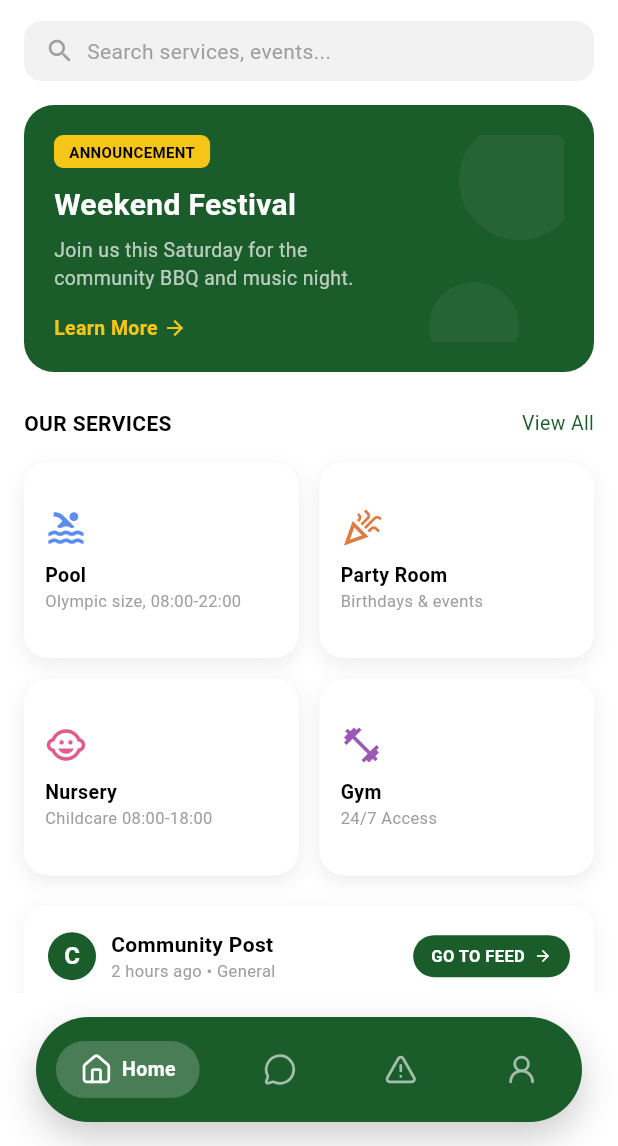
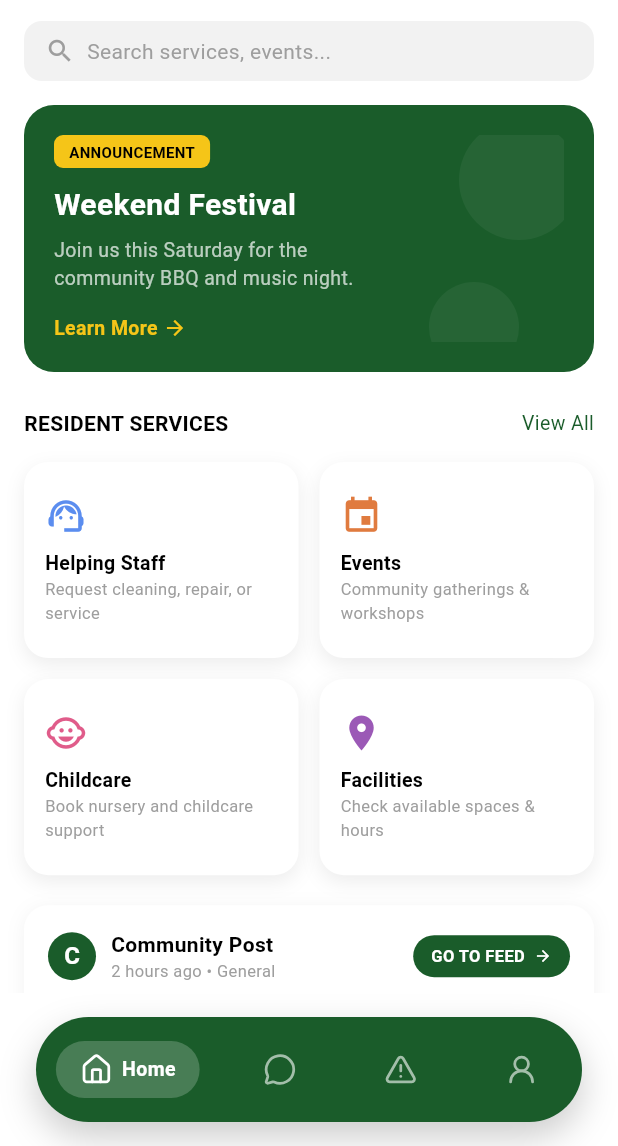
Before and after one commit to DarinKhelifa/license-project, a Flutter app: the screen it shows once a user with an empty profile is signed in, on a phone screen of 412 x 824 dp, the part 90-1236 px from its top. Run offline on Flutter 3.47's test engine with Material 3 defaults, Android fonts, the light colour scheme and no system bars; our stand-ins replace cloud_firestore, firebase_auth, firebase_core, flutter_svg, google_fonts, google_sign_in and 2 more; accounts and stored records are empty.

Commit message:
fix the role navigation

```diff
--- a/orelax/lib/main.dart
+++ b/orelax/lib/main.dart
@@ -22,6 +22,7 @@ import 'screens/facilities_manager/facilities_list_screen.dart';
 import 'screens/facilities_manager/facility_registrations_screen.dart';
 import 'screens/facilities_manager/facility_details_screen.dart';
 import 'screens/facilities_manager/facility_payments_screen.dart';
+import 'screens/resident/helping_staff/helping_staff_home_screen.dart';
 
 
 void main() async {
@@ -99,7 +100,7 @@ class OrelaxApp extends StatelessWidget {
           // Placeholders
           '/all-services': (_) => const _ComingSoonScreen(title: 'All Services'),
           '/childcare': (_) => const _ComingSoonScreen(title: 'Childcare'),
-          '/helping-staff': (_) => const _ComingSoonScreen(title: 'Helping Staff'),
+          '/helping-staff': (_) => const HelpingStaffScreen(),
           '/manage-accounts':
               (_) => const _ComingSoonScreen(title: 'Manage Accounts'),
           '/security-management':
--- a/orelax/lib/screens/Home/home_screen.dart
+++ b/orelax/lib/screens/Home/home_screen.dart
@@ -26,11 +26,22 @@ class _HomeScreenState extends State<HomeScreen> {
     final auth = Provider.of<AuthProvider>(context, listen: false);
     final data = await auth.getUserData();
     if (!mounted) return;
-    final r = (data?['role'] as String?)?.trim().toLowerCase();
+
+    // Debug: Print user data to console
+    print('=== USER DATA FROM FIREBASE ===');
+    print('Full user data: $data');
+    print('Role field: ${data?['role']}');
+    print('================================');
+
+    // Get role and normalize to lowercase
+    final r = (data?['role'] as String?)?.trim().toLowerCase() ?? 'resident';
+
     setState(() {
-      if (r != null && r.isNotEmpty) _role = r;
+      _role = r;
       _roleResolved = true;
     });
+
+    print('Normalized role set to: $_role');
   }
 
   String get _tagline {
@@ -270,21 +281,36 @@ class _HomeScreenState extends State<HomeScreen> {
     );
   }
 
-  /// One scroll area per role — original bottom bar stays the same for everyone.
+  /// One scroll area per role — CORRECTED VERSION
   Widget _buildHomeScrollContent() {
-    switch (_role) {
-      case 'security':
-        return _buildSecurityHomeContent();
-      case 'maintenance':
-        return _buildMaintenanceHomeContent();
-      case 'facility manager':
-      case 'facilities manager':
-      case 'facility_manager':
-      case 'facilities_manager':
-        return _buildFacilitiesManagerHomeContent();
-      default:
-        return _buildResidentHomeContent();
+    final normalizedRole = _role.toLowerCase().trim();
+
+    print('=== ROUTING: User role is "$normalizedRole" ===');
+
+    // Security Role
+    if (normalizedRole == 'security') {
+      print('Routing to Security Dashboard');
+      return _buildSecurityHomeContent();
     }
+
+    // Maintenance Role
+    if (normalizedRole == 'maintenance') {
+      print('Routing to Maintenance Dashboard');
+      return _buildMaintenanceHomeContent();
+    }
+
+    // Facilities Manager Role
+    if (normalizedRole == 'facility manager' ||
+        normalizedRole == 'facilities manager' ||
+        normalizedRole == 'facility_manager' ||
+        normalizedRole == 'facilities_manager') {
+      print('Routing to Facilities Manager Dashboard');
+      return _buildFacilitiesManagerHomeContent();
+    }
+
+    // Default to Resident (also handles 'admin', 'resident', etc.)
+    print('Routing to Resident Dashboard');
+    return _buildResidentHomeContent();
   }
 
   /// Security Dashboard
@@ -1013,7 +1039,7 @@ class _HomeScreenState extends State<HomeScreen> {
     );
   }
 
-  /// Resident Dashboard with Facilities Navigation
+  /// Resident Dashboard
   Widget _buildResidentHomeContent() {
     return Column(
       crossAxisAlignment: CrossAxisAlignment.start,
@@ -1114,18 +1140,18 @@ class _HomeScreenState extends State<HomeScreen> {
 
         const SizedBox(height: 24),
 
-        // Our Services
+        // Resident shortcuts
         Row(
           mainAxisAlignment: MainAxisAlignment.spaceBetween,
           children: [
             const Text(
-              'OUR SERVICES',
+              'RESIDENT SERVICES',
               style: TextStyle(
                   fontWeight: FontWeight.bold, fontSize: 14),
             ),
             GestureDetector(
               onTap: () {
-                Navigator.pushNamed(context, '/facilities');
+                Navigator.pushNamed(context, '/helping-staff');
               },
               child: const Text(
                 'View All',
@@ -1138,7 +1164,7 @@ class _HomeScreenState extends State<HomeScreen> {
 
         const SizedBox(height: 16),
 
-        // Facilities Grid - Now with individual navigation to each facility!
+        // Resident Shortcut Grid
         GridView.count(
           shrinkWrap: true,
           physics: const NeverScrollableScrollPhysics(),
@@ -1148,32 +1174,32 @@ class _HomeScreenState extends State<HomeScreen> {
           childAspectRatio: 1.4,
           children: [
             _ServiceCard(
-              icon: Icons.pool,
+              icon: Icons.support_agent,
               iconColor: const Color(0xFF5B8DEF),
-              title: 'Pool',
-              subtitle: 'Olympic size, 08:00-22:00',
-              onTap: () => Navigator.pushNamed(context, '/facility/pool'),
+              title: 'Helping Staff',
+              subtitle: 'Request cleaning, repair, or service',
+              onTap: () => Navigator.pushNamed(context, '/helping-staff'),
             ),
             _ServiceCard(
-              icon: Icons.celebration_outlined,
+              icon: Icons.event,
               iconColor: const Color(0xFFE07B3F),
-              title: 'Party Room',
-              subtitle: 'Birthdays & events',
-              onTap: () => Navigator.pushNamed(context, '/facility/party-room'),
+              title: 'Events',
+              subtitle: 'Community gatherings & workshops',
+              onTap: () => Navigator.pushNamed(context, '/events'),
             ),
             _ServiceCard(
-              icon: Icons.child_care_outlined,
+              icon: Icons.child_care,
               iconColor: const Color(0xFFE05C8A),
-              title: 'Nursery',
-              subtitle: 'Childcare 08:00-18:00',
-              onTap: () => Navigator.pushNamed(context, '/facility/nursery'),
+              title: 'Childcare',
+              subtitle: 'Book nursery and childcare support',
+              onTap: () => Navigator.pushNamed(context, '/childcare'),
             ),
             _ServiceCard(
-              icon: Icons.fitness_center,
+              icon: Icons.place,
               iconColor: const Color(0xFF9B59B6),
-              title: 'Gym',
-              subtitle: '24/7 Access',
-              onTap: () => Navigator.pushNamed(context, '/facility/gym'),
+              title: 'Facilities',
+              subtitle: 'Check available spaces & hours',
+              onTap: () => Navigator.pushNamed(context, '/facilities'),
             ),
           ],
         ),
```
Also changed, not shown: orelax/lib/providers/auth_provider.dart (+12 -3 lines), 1 other file.
